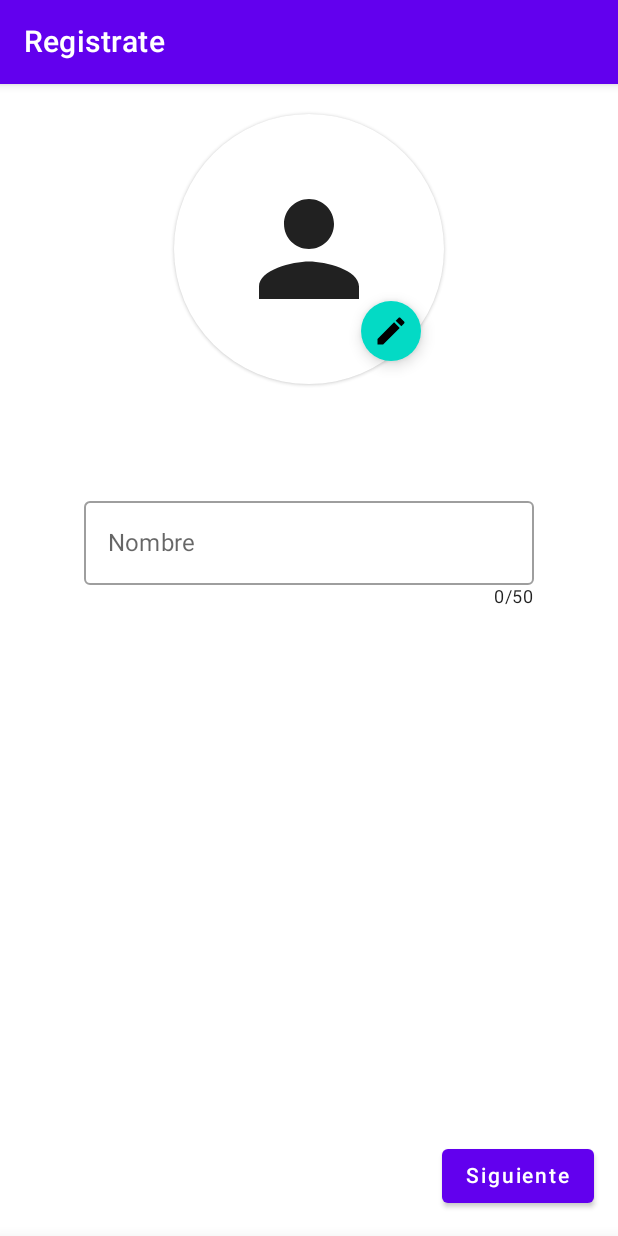
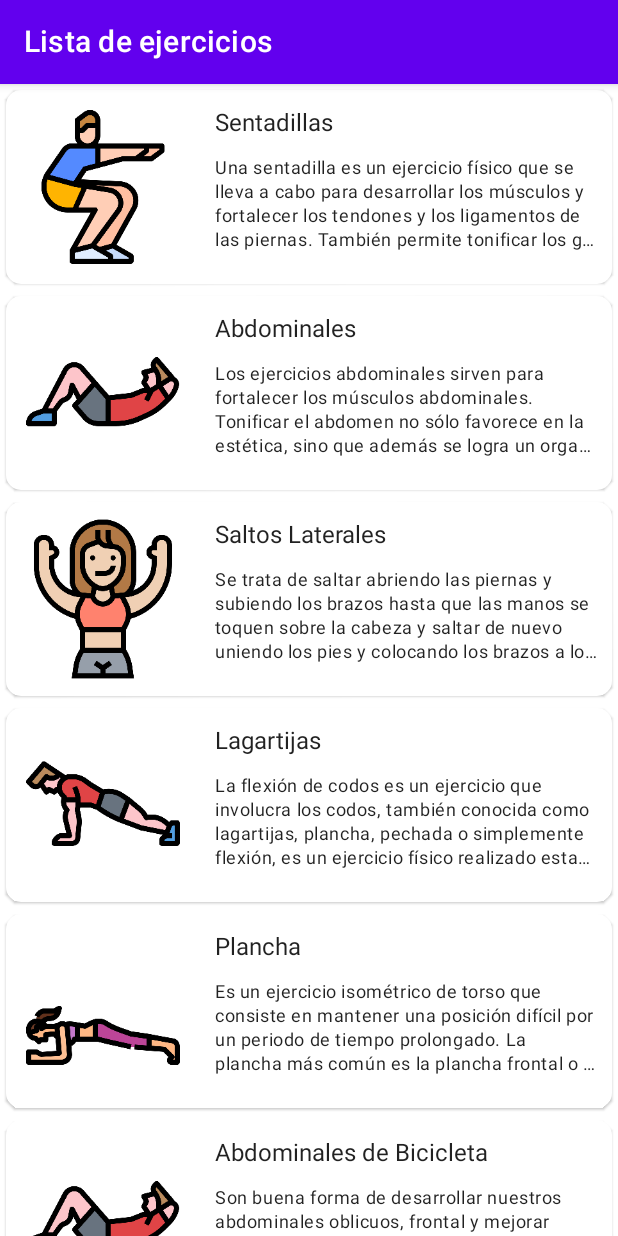
Before and after one commit to Hcnc100/VirtuallTrainerCompose, an Android app built with Jetpack Compose: the screen it shows after launch (MainActivity), on a phone screen of 412 x 824 dp. Run offline under Robolectric (Android 15) with nearby library versions, the light colour scheme and no system bars; our stand-ins replace Dagger/Hilt's generated code, Timber; libraries missing offline, so code that uses them is left out: com.orhanobut.logger; 2 statements that could not run were skipped.

Commit message:
adding ExerciseScreen.kt

```diff
--- a/app/src/main/java/com/d34th/nullpointer/virtualtrainercompose/presentation/ExerciseViewModel.kt
+++ b/app/src/main/java/com/d34th/nullpointer/virtualtrainercompose/presentation/ExerciseViewModel.kt
@@ -3,9 +3,10 @@ package com.d34th.nullpointer.virtualtrainercompose.presentation
 import androidx.lifecycle.ViewModel
 import com.d34th.nullpointer.virtualtrainercompose.domain.exercise.ExerciseRepository
 import dagger.hilt.android.lifecycle.HiltViewModel
+import javax.inject.Inject
 
 @HiltViewModel
-class ExerciseViewModel constructor(
+class ExerciseViewModel @Inject constructor(
     private val exerciseRepository: ExerciseRepository
 ) : ViewModel() {
 
--- a/app/src/main/java/com/d34th/nullpointer/virtualtrainercompose/ui/activitys/MainActivity.kt
+++ b/app/src/main/java/com/d34th/nullpointer/virtualtrainercompose/ui/activitys/MainActivity.kt
@@ -7,7 +7,7 @@ import androidx.compose.foundation.layout.fillMaxSize
 import androidx.compose.material.MaterialTheme
 import androidx.compose.material.Surface
 import androidx.compose.ui.Modifier
-import com.d34th.nullpointer.virtualtrainercompose.ui.screens.signUp.SignUpScreen
+import com.d34th.nullpointer.virtualtrainercompose.ui.screens.exercise.ExercisesScreen
 import com.d34th.nullpointer.virtualtrainercompose.ui.theme.VirtualTrainerComposeTheme
 import dagger.hilt.android.AndroidEntryPoint
 
@@ -22,7 +22,7 @@ class MainActivity : ComponentActivity() {
                     modifier = Modifier.fillMaxSize(),
                     color = MaterialTheme.colors.background
                 ) {
-                    SignUpScreen()
+                    ExercisesScreen()
                 }
             }
         }
--- /dev/null
+++ b/app/src/main/java/com/d34th/nullpointer/virtualtrainercompose/ui/screens/exercise/ExerciseScreen.kt
@@ -0,0 +1,32 @@
+package com.d34th.nullpointer.virtualtrainercompose.ui.screens.exercise
+
+import androidx.compose.foundation.layout.padding
+import androidx.compose.foundation.lazy.grid.GridCells
+import androidx.compose.foundation.lazy.grid.LazyVerticalGrid
+import androidx.compose.foundation.lazy.grid.items
+import androidx.compose.material.Scaffold
+import androidx.compose.runtime.Composable
+import androidx.compose.ui.Modifier
+import androidx.compose.ui.unit.dp
+import androidx.hilt.navigation.compose.hiltViewModel
+import com.d34th.nullpointer.virtualtrainercompose.presentation.ExerciseViewModel
+import com.d34th.nullpointer.virtualtrainercompose.ui.screens.exercise.componets.ExerciseItem
+import com.d34th.nullpointer.virtualtrainercompose.ui.share.SimpleToolbar
+
+@Composable
+fun ExercisesScreen(
+    exerciseViewModel: ExerciseViewModel = hiltViewModel()
+) {
+    Scaffold(topBar = { SimpleToolbar(title = "Lista de ejercicios") }) {
+        LazyVerticalGrid(
+            columns = GridCells.Adaptive(250.dp),
+            modifier = Modifier.padding(it),
+        ) {
+            items(exerciseViewModel.listExercise) { exercise ->
+                ExerciseItem(
+                    exercise = exercise,
+                    onClickExercise = { exercise })
+            }
+        }
+    }
+}
--- /dev/null
+++ b/app/src/main/java/com/d34th/nullpointer/virtualtrainercompose/ui/screens/exercise/componets/ExerciseItem.kt
@@ -0,0 +1,59 @@
+package com.d34th.nullpointer.virtualtrainercompose.ui.screens.exercise.componets
+
+import androidx.compose.foundation.clickable
+import androidx.compose.foundation.layout.*
+import androidx.compose.foundation.shape.RoundedCornerShape
+import androidx.compose.material.Card
+import androidx.compose.material.MaterialTheme
+import androidx.compose.material.Text
+import androidx.compose.runtime.Composable
+import androidx.compose.ui.Modifier
+import androidx.compose.ui.res.stringResource
+import androidx.compose.ui.text.style.TextOverflow
+import androidx.compose.ui.unit.dp
+import androidx.compose.ui.unit.sp
+import coil.compose.AsyncImage
+import com.d34th.nullpointer.virtualtrainercompose.R
+import com.d34th.nullpointer.virtualtrainercompose.models.Exercise
+
+@Composable
+fun ExerciseItem(
+    exercise: Exercise,
+    onClickExercise: () -> Unit,
+    modifier: Modifier = Modifier
+) {
+    Card(
+        shape = RoundedCornerShape(10.dp),
+        modifier = modifier
+            .padding(4.dp)
+            .clickable { onClickExercise() }
+    ) {
+        Row(modifier = Modifier.padding(10.dp), horizontalArrangement = Arrangement.Center) {
+            AsyncImage(
+                model = exercise.image,
+                contentDescription = stringResource(
+                    R.string.description_exercise_item,
+                    exercise.description
+                ),
+                modifier = Modifier.weight(3f)
+            )
+
+            Spacer(modifier = Modifier.padding(10.dp))
+
+            Column(modifier = Modifier.weight(7f)) {
+                Text(
+                    text = stringResource(id = exercise.title),
+                    style = MaterialTheme.typography.h5,
+                    fontSize = 16.sp
+                )
+                Spacer(modifier = Modifier.size(10.dp))
+                Text(
+                    text = stringResource(id = exercise.description),
+                    maxLines = 4,
+                    overflow = TextOverflow.Ellipsis,
+                    style = MaterialTheme.typography.caption
+                )
+            }
+        }
+    }
+}
--- a/app/src/main/res/values/strings.xml
+++ b/app/src/main/res/values/strings.xml
@@ -30,4 +30,5 @@
     <string name="plancha_descripcion">Es un ejercicio isométrico de torso que consiste en mantener una posición difícil por un periodo de tiempo prolongado. La plancha más común es la plancha frontal o de antebrazo, la cual se hace en una posición de lagartija con el peso corporal apoyado sobre los antebrazos, codos y dedos de los pies.</string>
     <string name="lagartijas">Lagartijas</string>
     <string name="lagartijas_descripcion">La flexión de codos es un ejercicio que involucra los codos, también conocida como lagartijas, plancha, pechada o simplemente flexión, es un ejercicio físico realizado estando en posición inclinada, recostado hacia abajo, levantando el cuerpo únicamente con los brazos y bajando de nuevo al suelo.</string>
+    <string name="description_exercise_item">Ejercicio %s</string>
 </resources>
```
